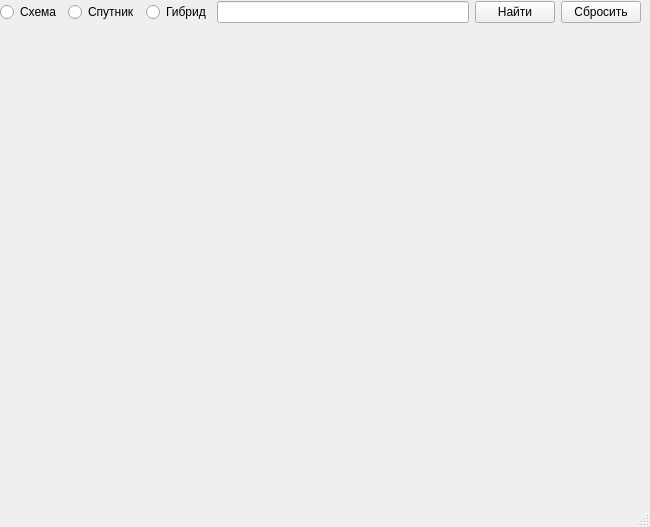
Old version of the form system_files/main.ui in the repository SneakySelderey/fuzzy-octo-chainsaw.
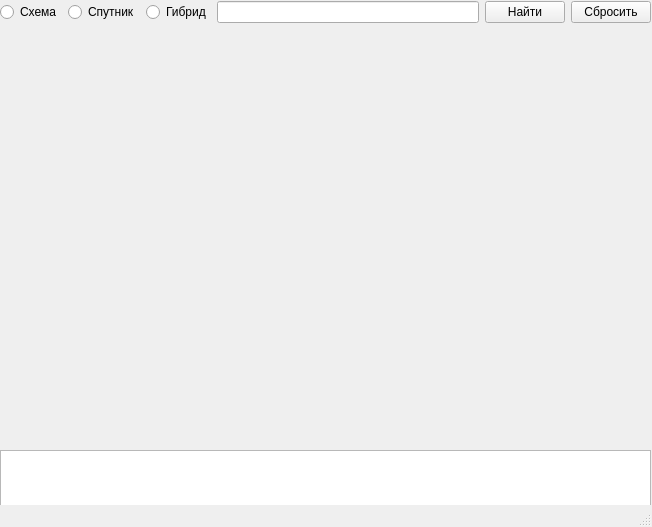
New version of the form.

Diff of the .ui file:
```diff
--- a/system_files/main.ui
+++ b/system_files/main.ui
@@ -6,7 +6,7 @@
    <rect>
     <x>0</x>
     <y>0</y>
-    <width>650</width>
+    <width>652</width>
     <height>527</height>
    </rect>
   </property>
@@ -19,7 +19,7 @@
      <rect>
       <x>0</x>
       <y>0</y>
-      <width>641</width>
+      <width>651</width>
       <height>25</height>
      </rect>
     </property>
@@ -80,6 +80,21 @@
      <string/>
     </property>
    </widget>
+   <widget class="QWidget" name="horizontalLayoutWidget_2">
+    <property name="geometry">
+     <rect>
+      <x>0</x>
+      <y>450</y>
+      <width>651</width>
+      <height>64</height>
+     </rect>
+    </property>
+    <layout class="QHBoxLayout" name="address_layout">
+     <item>
+      <widget class="QPlainTextEdit" name="address_line"/>
+     </item>
+    </layout>
+   </widget>
   </widget>
   <widget class="QMenuBar" name="menubar">
    <property name="geometry">
```
Left out of the diff: 6 changed lines with no effect on the pictures.
